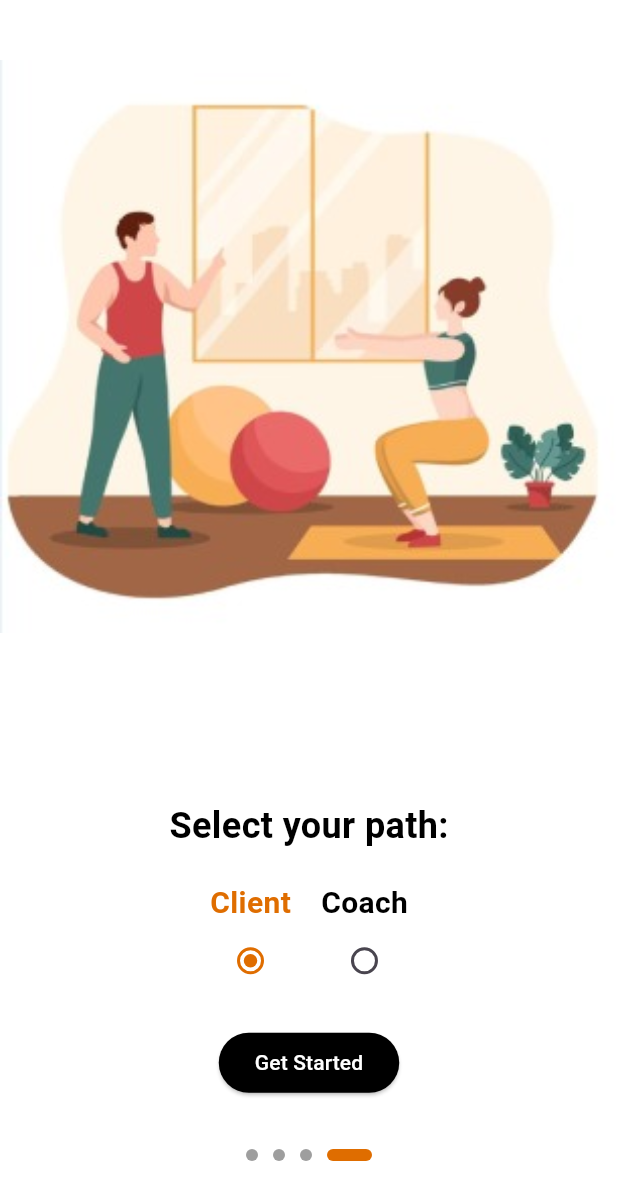
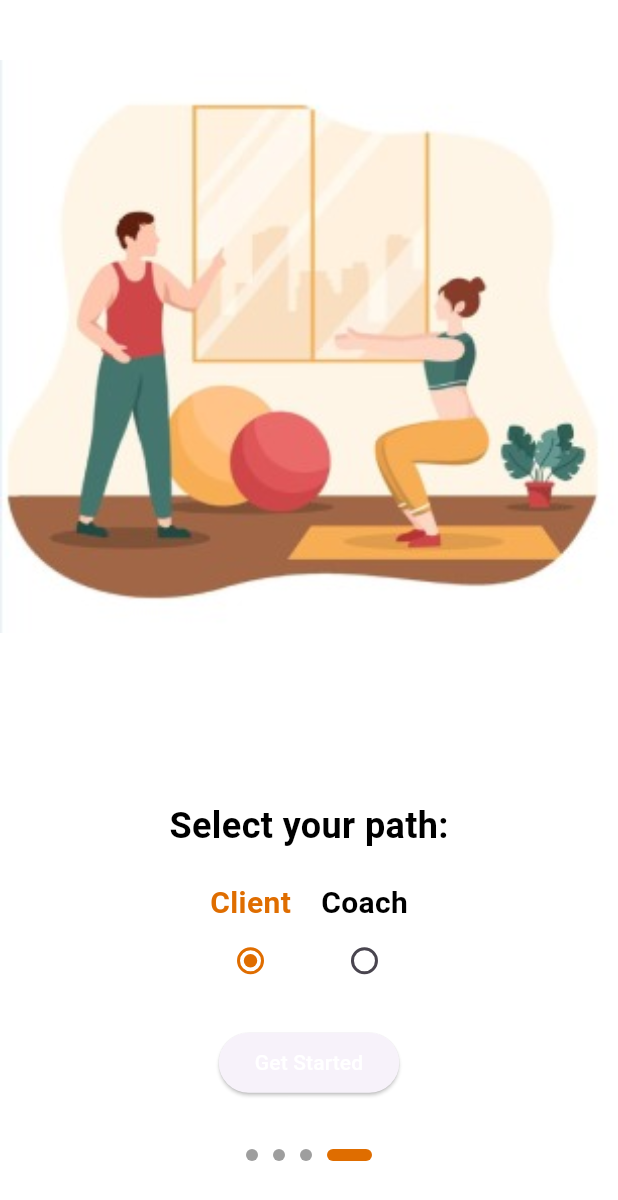
Before and after one commit to souhail-nasssih/Fitness_App, a Flutter app: the screen it shows after launch, swiped to page 4, on a phone screen of 412 x 824 dp. Shown: the top 1200 px of the screen. Run offline on Flutter 3.47's test engine with Material 3 defaults, Android fonts, the phone set to English and light mode, and no system bars; our stand-ins replace table_calendar.

```diff
--- a/lib/main.dart
+++ b/lib/main.dart
@@ -12,14 +12,13 @@ class MyApp extends StatelessWidget {
   Widget build(BuildContext context) {
     return MaterialApp(
       title: 'My Second App',
-      home: const SplashScreen(), // Keep SplashScreen as the initial screen
+      home: const SplashScreen(), // SplashScreen as the initial screen
       theme: ThemeData(
         brightness: Brightness.light,
       ),
-      // darkTheme: ThemeData(
-      //   brightness: Brightness.dark,
-      // ),
-
+      darkTheme: ThemeData(
+        brightness: Brightness.dark,
+      ),
       themeMode: ThemeMode.system,
       debugShowCheckedModeBanner: false,
     );
--- a/lib/screens/onboarding/pathSelection.dart
+++ b/lib/screens/onboarding/pathSelection.dart
@@ -106,9 +106,6 @@ class _PathSelectionScreenState extends State<PathSelectionScreen> {
                             builder: (context) => MainScreen()),
                       );
                     },
-                    style: ButtonStyle(
-                      backgroundColor: WidgetStateProperty.all(Colors.black),
-                    ),
                     child: const Text(
                       'Get Started',
                       style: TextStyle(color: Colors.white),
--- a/lib/widgets/MainScreen.dart
+++ b/lib/widgets/MainScreen.dart
@@ -1,9 +1,10 @@
+// lib/screens/main_screen.dart
 import 'package:flutter/material.dart';
-import 'package:fitness_app/pages/activity.dart';
+import 'package:fitness_app/widgets/bottom_bar.dart'; // Make sure the path is correct
+import 'package:fitness_app/pages/activity.dart'; // Import the pages you'll use
 import 'package:fitness_app/pages/insights.dart';
 import 'package:fitness_app/pages/calendar.dart';
 import 'package:fitness_app/pages/profile.dart';
-import '../widgets/bottom_bar.dart';
 
 class MainScreen extends StatefulWidget {
   @override
```
Also changed, not shown: lib/pages/activity.dart (+8 -0 lines), lib/routes.dart (+13 -9 lines), lib/widgets/bottom_bar.dart (+15 -13 lines).
